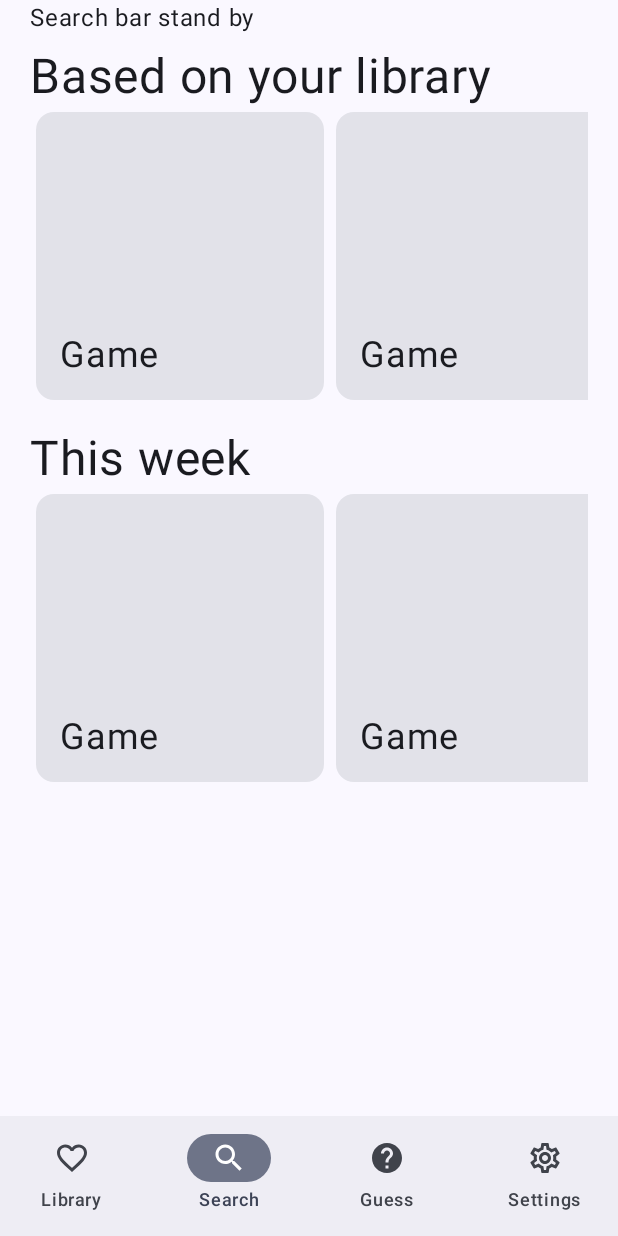
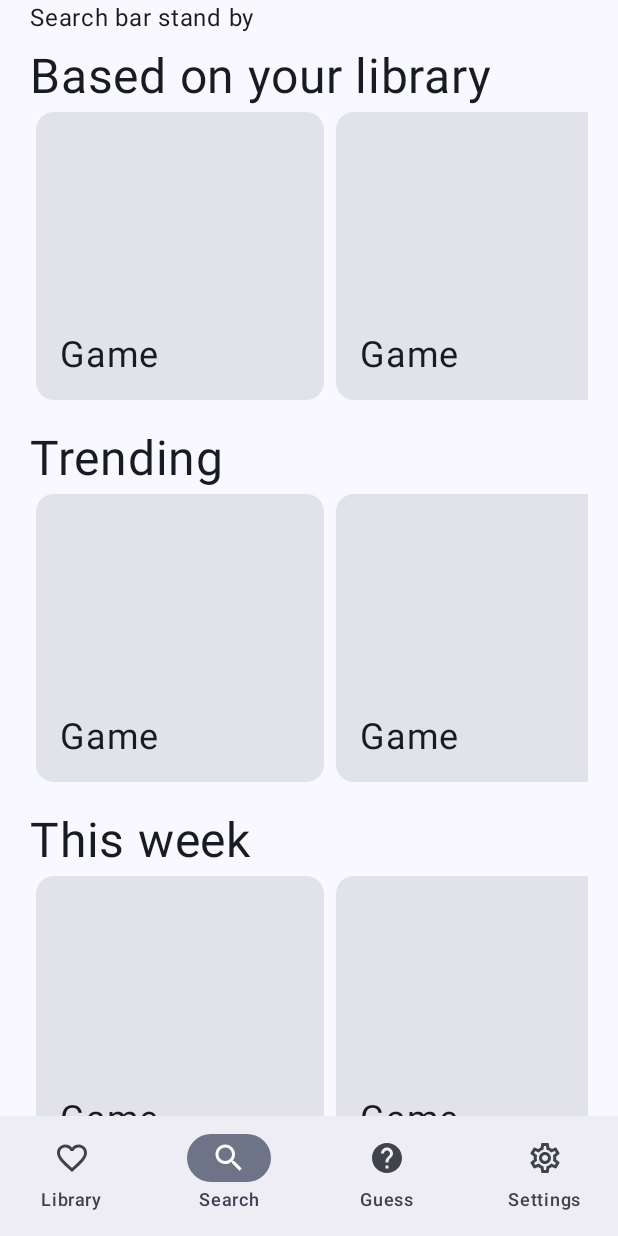
Before and after one commit to NachoCor2007/gamerxandria, an Android app built with Jetpack Compose: the screen it shows after launch (MainActivity), item 2 of the bottom bar chosen, on a phone screen of 412 x 824 dp. Run offline under Robolectric (Android 15) with nearby library versions, the phone set to English and light mode, and no system bars.

Commit message:
Renamed shelf to GameCollection for its mulipurpose use.

```diff
--- a/app/src/main/java/com/austral/gamerxandria/components/GameShelf.kt
+++ b/app/src/main/java/com/austral/gamerxandria/components/GameShelf.kt
@@ -16,7 +16,7 @@ import androidx.compose.ui.unit.dp
 import androidx.compose.ui.unit.sp
 
 @Composable
-fun Shelf(shelfTitle: String = "A collection") {
+fun GameCollection(shelfTitle: String = "A collection") {
     Column(
         modifier = Modifier.fillMaxWidth().padding(0.dp, 8.dp)
     ) {
--- a/app/src/main/java/com/austral/gamerxandria/tab/library/LibraryTab.kt
+++ b/app/src/main/java/com/austral/gamerxandria/tab/library/LibraryTab.kt
@@ -4,7 +4,7 @@ import androidx.compose.foundation.layout.fillMaxSize
 import androidx.compose.foundation.lazy.LazyColumn
 import androidx.compose.runtime.Composable
 import androidx.compose.ui.Modifier
-import com.austral.gamerxandria.components.Shelf
+import com.austral.gamerxandria.components.GameCollection
 
 @Composable
 fun LibraryTab() {
@@ -13,7 +13,7 @@ fun LibraryTab() {
     ) {
         item {
             repeat(4) {
-                Shelf()
+                GameCollection()
             }
         }
     }
--- a/app/src/main/java/com/austral/gamerxandria/tab/search/SearchTab.kt
+++ b/app/src/main/java/com/austral/gamerxandria/tab/search/SearchTab.kt
@@ -5,11 +5,10 @@ import androidx.compose.foundation.lazy.LazyColumn
 import androidx.compose.material3.Text
 import androidx.compose.runtime.Composable
 import androidx.compose.ui.Modifier
-import com.austral.gamerxandria.components.Shelf
+import com.austral.gamerxandria.components.GameCollection
 
 @Composable
 fun SearchTab() {
-
     LazyColumn(
         modifier = Modifier.fillMaxSize()
     ) {
@@ -17,8 +16,10 @@ fun SearchTab() {
             Text(
                 text = "Search bar stand by"
             )
-            Shelf("Based on your library")
-            Shelf("This week")
+            GameCollection("Based on your library")
+            GameCollection("Trending")
+            GameCollection("This week")
+            GameCollection("Another topic")
         }
     }
 }
```
